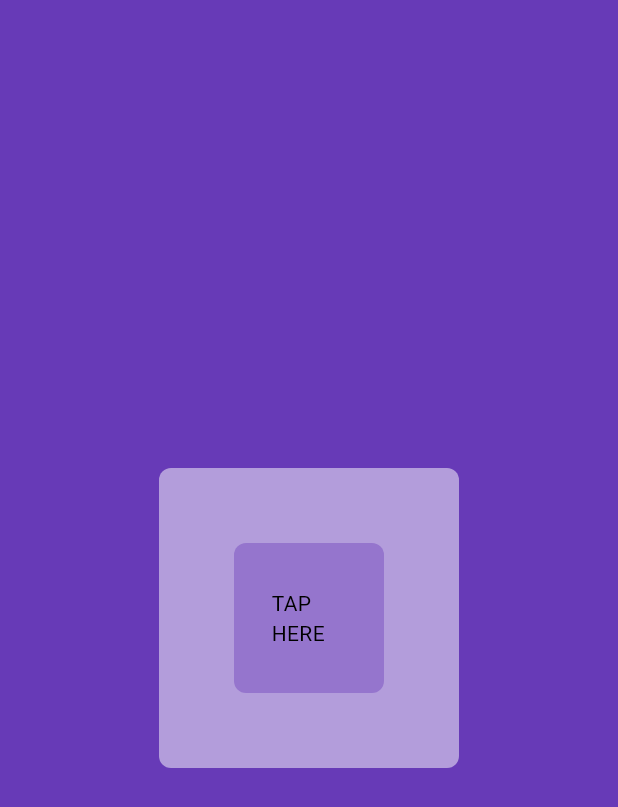
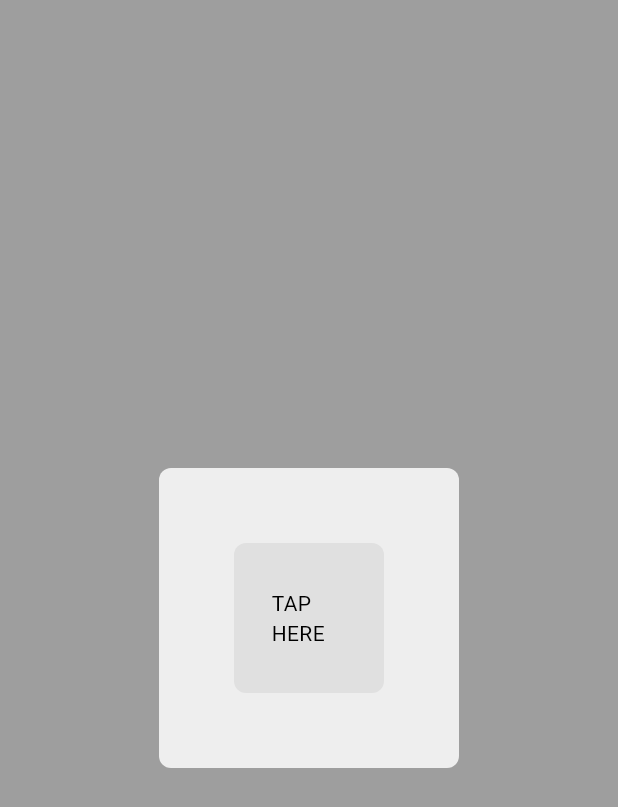
Before and after one commit to RodrigoPestana35/Flutter-Dark-Mode-Test, a Flutter app: the screen it shows after launch, on a phone screen of 412 x 824 dp. Shown: the top 807 px of the screen. Run offline on Flutter 3.47's test engine with Material 3 defaults, Android fonts, the light colour scheme and no system bars.

Commit message:
Refactor theme colors to use grey shades instead of deep purple

```diff
--- a/lib/theme/theme.dart
+++ b/lib/theme/theme.dart
@@ -3,17 +3,17 @@ import 'package:flutter/material.dart';
 ThemeData lightMode = ThemeData(
   brightness: Brightness.light,
   colorScheme: ColorScheme.light(
-    surface: Colors.deepPurple.shade500,
-    primary: Colors.deepPurple.shade300,
-    secondary: Colors.deepPurple.shade200,
+    surface: Colors.grey.shade500,
+    primary: Colors.grey.shade300,
+    secondary: Colors.grey.shade200,
   ),
 );
 
 ThemeData darkMode = ThemeData(
   brightness: Brightness.dark,
   colorScheme: ColorScheme.dark(
-    surface: Colors.deepPurple.shade900,
-    primary: Colors.deepPurple.shade700,
-    secondary: Colors.deepPurple.shade600,
+    surface: Colors.grey.shade900,
+    primary: Colors.grey.shade700,
+    secondary: Colors.grey.shade600,
   ),
 );
```
